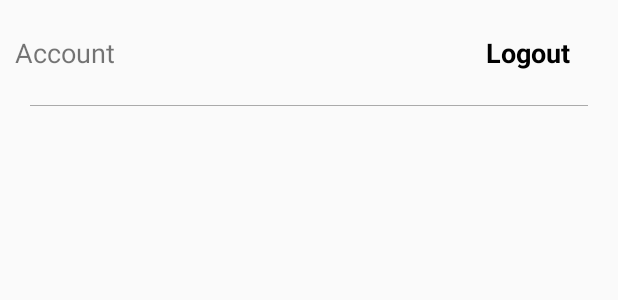
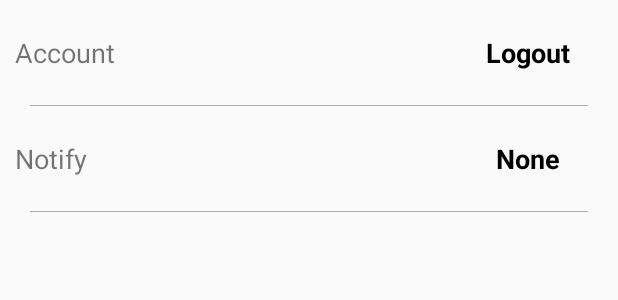
Before and after one commit to jersak/PokeLoc, an Android app: the layout activity_settings.xml on its own in the app's theme, with its tools: preview values and no code run, on a phone screen of 412 x 824 dp. Shown: the top 300 px of the screen. Run offline under Robolectric (Android 15) with nearby library versions, the phone set to English and light mode, and no system bars.

Commit message:
Botao select all / none Mapas e etc =P

```diff
--- a/app/src/main/java/br/com/fastertunnel/pokeloc/async/SearchNearbyPokemonTask.java
+++ b/app/src/main/java/br/com/fastertunnel/pokeloc/async/SearchNearbyPokemonTask.java
@@ -2,6 +2,7 @@ package br.com.fastertunnel.pokeloc.async;
 
 import android.location.Location;
 import android.os.AsyncTask;
+import android.util.Log;
 
 import br.com.fastertunnel.pokeloc.manager.PokeManager;
 import br.com.fastertunnel.pokeloc.models.PokemonBean;
@@ -46,6 +47,11 @@ public class SearchNearbyPokemonTask extends AsyncTask<Location, Void, List<Poke
 
             List<CatchablePokemon> nearbyPokemon = map.getCatchablePokemon();
 
+            if (nearbyPokemon == null){
+                Log.e(SearchNearbyPokemonTask.class.getSimpleName(),"nearbyPokemon list is null");
+                return null;
+            }
+
             List<PokemonBean> pokemonBeanList = new ArrayList<>();
 
             for (CatchablePokemon temp : nearbyPokemon) {
--- a/app/src/main/res/layout/activity_settings.xml
+++ b/app/src/main/res/layout/activity_settings.xml
@@ -41,6 +41,43 @@
         android:layout_marginStart="20dp"
         android:background="@android:color/darker_gray"/>
 
+    <RelativeLayout
+        android:id="@+id/select_notify_container"
+        android:layout_width="match_parent"
+        android:layout_height="70dp"
+        android:padding="10dp">
+
+        <TextView
+            android:layout_width="wrap_content"
+            android:layout_height="match_parent"
+            android:layout_alignParentLeft="true"
+            android:layout_alignParentStart="true"
+            android:gravity="center_vertical"
+            android:text="@string/notify"
+            android:textSize="18sp"/>
+
+        <TextView
+            android:id="@+id/select_button"
+            android:layout_width="100dp"
+            android:layout_height="match_parent"
+            android:layout_alignParentEnd="true"
+            android:layout_alignParentRight="true"
+            android:gravity="center"
+            android:text="@string/none"
+            android:textColor="@android:color/black"
+            android:textSize="18sp"
+            android:textStyle="bold"/>
+    </RelativeLayout>
+
+    <FrameLayout
+        android:layout_width="match_parent"
+        android:layout_height="1px"
+        android:layout_marginEnd="20dp"
+        android:layout_marginLeft="20dp"
+        android:layout_marginRight="20dp"
+        android:layout_marginStart="20dp"
+        android:background="@android:color/darker_gray"/>
+
     <ListView
         android:id="@+id/notification_list_view"
         android:layout_width="match_parent"
--- a/app/src/main/res/values/strings.xml
+++ b/app/src/main/res/values/strings.xml
@@ -15,4 +15,7 @@
     <string name="account">Account</string>
     <string name="logout">Logout</string>
     <string name="notifications">Notifications</string>
+    <string name="notify">Notify</string>
+    <string name="all">All</string>
+    <string name="none">None</string>
 </resources>
```
Also changed, not shown: app/src/main/java/br/com/fastertunnel/pokeloc/adapter/NotificationsAdapter.java (+10 -0 lines), app/src/main/java/br/com/fastertunnel/pokeloc/services/MainService.java (+6 -3 lines), app/src/main/java/br/com/fastertunnel/pokeloc/ui/SettingsActivity.java (+22 -0 lines), 1 other file.
